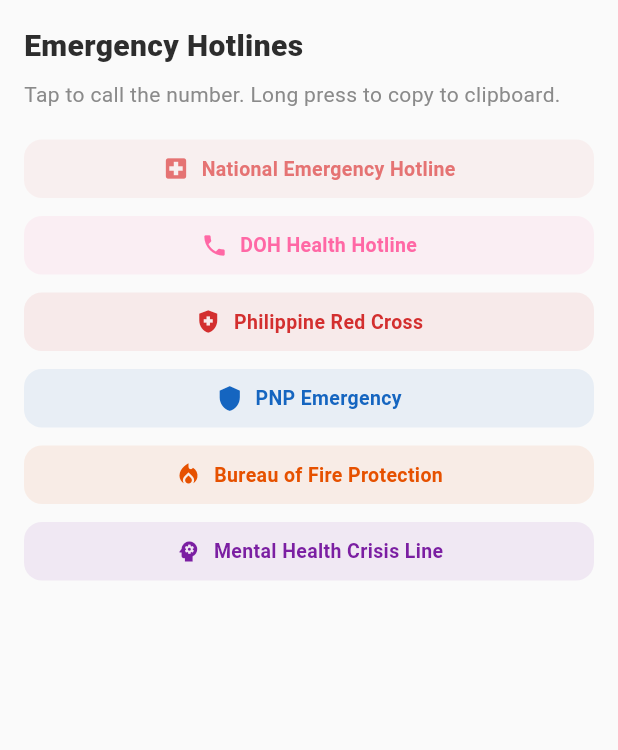
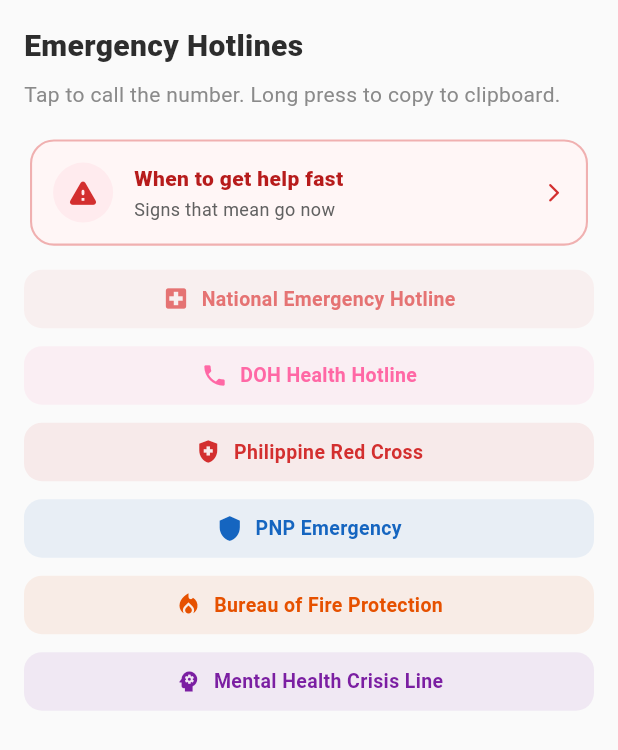
Before and after one commit to ErrolKelvinTolentino/Inaagapay-Capstone2, a Flutter app: the _HotlinesScreen widget shown alone on an empty page, opened directly, on a phone screen of 412 x 824 dp. Shown: the top 750 px of the screen. Run offline on Flutter 3.47's test engine with Material 3 defaults, Android fonts, the phone set to English and light mode, and no system bars; our stand-ins replace audioplayers, file_picker, firebase_core, firebase_messaging, fl_chart, flutter_dotenv and 8 more; missing offline and left inert: bcrypt, record; accounts and stored records are empty; Roboto replaces fonts that are missing (DM Sans).

Commit message:
Surface pregnancy danger signs instead of burying them behind "More Info"
Heavy bleeding, severe stomach pain, sudden swelling, a baby that has not
moved for twelve hours — the signs that mean go to the health centre now
were inside mother_pregnancy_detail_page.dart as isEmergency flags spread
across three trimester blocks, reachable only by tapping a button labelled
"More Info". That is the most time-critical content in the app behind the
vaguest label in it. A woman bleeding at 2am does not go exploring.

The signs move to lib/data/pregnancy_danger_signs.dart so Home and the
Hotlines tab can show the same list without copying it, and are no longer
split by trimester: a mother in trouble should not have to work out which
trimester she is in first, and every one of them is an emergency in any
week.

Near-duplicates merged — "heavy vaginal bleeding" with "bleeding heavier
than spotting", "regular contractions before Week 37" with "preterm labor
contractions before Week 37". Eight signs that can be scanned in one breath
beat ten that cannot. Wording de-jargoned along the way: "your water
breaks", not "water breaking with gush or trickle".

Placement:

  - Home, gated on being pregnant but deliberately OUTSIDE the !_isUnlinked
    block. Bleeding does not wait for a health centre assignment, and a
    mother not yet linked is if anything more exposed.
  - Hotlines, above the numbers. Someone opening that tab is already
    worried but may not know whether what she feels warrants a call;
    answering that comes before handing her a number.

The card is a compact row, not a banner. A red block seen every day stops
being seen, and by the day it matters she looks past it.

"More Info" becomes "My Pregnancy" / "Ang Aking Pagbubuntis". The old label
named the act of tapping rather than what was behind it, which is her body,
her risk level and her checklists.

Tests: eight cases, including both languages present on every sign, no two
signs sharing an icon, no clinical vocabulary, the call button reachable
without scrolling back, and the card carrying an icon and a word rather
than relying on colour.

89 passing, 2 failing — the known pre-existing obstetric_score pair.
flutter analyze: 0 errors, 146 issues, unchanged.

Co-Authored-By: Claude Opus 5 <noreply@anthropic.com>

```diff
--- a/inaagapay_flutter_v2/lib/screens/mother/mother_dashboard_shell.dart
+++ b/inaagapay_flutter_v2/lib/screens/mother/mother_dashboard_shell.dart
@@ -6,6 +6,7 @@ import 'package:flutter/services.dart';
 import 'package:supabase_flutter/supabase_flutter.dart';
 import 'package:url_launcher/url_launcher.dart';
 import '../../theme/app_colors.dart';
+import '../../widgets/danger_signs_card.dart';
 import '../../services/auth_storage.dart';
 import '../../services/language_service.dart';
 import '../../services/supabase_service.dart';
@@ -882,6 +883,14 @@ class _HotlinesScreen extends StatelessWidget {
                 ),
               ),
               const SizedBox(height: 20),
+
+              // Placed above the numbers on purpose. Someone who opens this
+              // tab is already worried but may not know whether what she is
+              // feeling warrants a call. Answering that comes before giving
+              // her a number to dial.
+              const DangerSignsCard(),
+              const SizedBox(height: 16),
+
               _HotlineButton(
                 label: LanguageService.translate(
                     'National Emergency Hotline', 'Pambansang Emergency Hotline'),
--- /dev/null
+++ b/inaagapay_flutter_v2/lib/widgets/danger_signs_card.dart
@@ -0,0 +1,83 @@
+import 'package:flutter/material.dart';
+
+import '../screens/mother/danger_signs_screen.dart';
+import '../services/language_service.dart';
+
+/// Always-present entry to the danger signs, sized as a link rather than an
+/// alarm.
+///
+/// The tension is real: this content is the most time-critical in the app, so
+/// it must always be reachable — but a mother seeing a big red warning block
+/// every single day learns to look past it, and by the day it matters she no
+/// longer sees it at all. So it stays one compact row: red enough to find,
+/// small enough not to shout.
+///
+/// Red border *and* a warning icon *and* the word — never colour alone, for
+/// colour-blind users and for cheap screens in daylight.
+class DangerSignsCard extends StatelessWidget {
+  const DangerSignsCard({super.key});
+
+  @override
+  Widget build(BuildContext context) {
+    final t = LanguageService.translate;
+
+    return GestureDetector(
+      onTap: () => Navigator.push(
+        context,
+        MaterialPageRoute(builder: (_) => const DangerSignsScreen()),
+      ),
+      child: Container(
+        margin: const EdgeInsets.symmetric(horizontal: 4),
+        padding: const EdgeInsets.symmetric(horizontal: 14, vertical: 14),
+        decoration: BoxDecoration(
+          color: const Color(0xFFFFF6F6),
+          borderRadius: BorderRadius.circular(16),
+          border: Border.all(
+              color: const Color(0xFFD32F2F).withValues(alpha: 0.35),
+              width: 1.4),
+        ),
+        child: Row(
+          children: [
+            Container(
+              width: 40,
+              height: 40,
+              decoration: const BoxDecoration(
+                color: Color(0xFFFFEBEE),
+                shape: BoxShape.circle,
+              ),
+              child: const Icon(Icons.warning_rounded,
+                  color: Color(0xFFD32F2F), size: 22),
+            ),
+            const SizedBox(width: 14),
+            Expanded(
+              child: Column(
+                crossAxisAlignment: CrossAxisAlignment.start,
+                children: [
+                  Text(
+                    t('When to get help fast', 'Kailan humingi ng agarang tulong'),
+                    style: const TextStyle(
+                      fontSize: 14,
+                      fontWeight: FontWeight.w800,
+                      color: Color(0xFFB71C1C),
+                    ),
+                  ),
+                  const SizedBox(height: 2),
+                  Text(
+                    t('Signs that mean go now',
+                        'Mga senyales na dapat pumunta agad'),
+                    style: TextStyle(
+                      fontSize: 12,
+                      color: Colors.grey.shade700,
+                    ),
+                  ),
+                ],
+              ),
+            ),
+            const Icon(Icons.arrow_forward_ios_rounded,
+                size: 15, color: Color(0xFFD32F2F)),
+          ],
+        ),
+      ),
+    );
+  }
+}
```
Also changed, not shown: inaagapay_flutter_v2/lib/data/pregnancy_danger_signs.dart (added, +76 -0 lines), inaagapay_flutter_v2/lib/screens/mother/danger_signs_screen.dart (added, +166 -0 lines), inaagapay_flutter_v2/lib/screens/mother/mother_dashboard.dart (+19 -2 lines), 1 other file.
